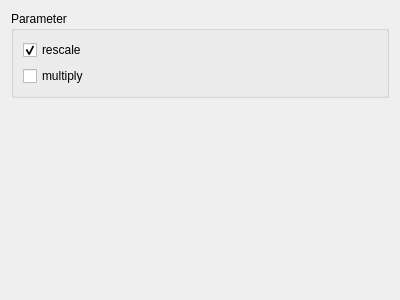
This is source/modules/image_view_control/ImageViewControlWidget.ui in josefkoller/ambient_image_processor as Qt 5 draws it before an edit. The edited form follows.
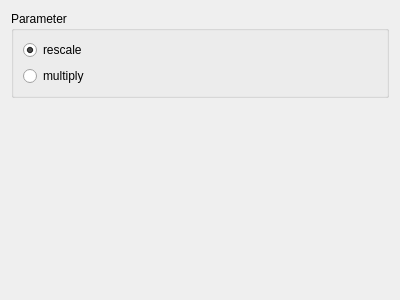
This is the edited form.

Commit message: radio buttons instead of checkboxes

```diff
--- a/source/modules/image_view_control/ImageViewControlWidget.ui
+++ b/source/modules/image_view_control/ImageViewControlWidget.ui
@@ -21,7 +21,7 @@
      </property>
      <layout class="QVBoxLayout" name="verticalLayout">
       <item>
-       <widget class="QCheckBox" name="do_rescale_checkbox">
+       <widget class="QRadioButton" name="do_rescale_checkbox">
         <property name="text">
          <string>rescale</string>
         </property>
@@ -31,7 +31,7 @@
        </widget>
       </item>
       <item>
-       <widget class="QCheckBox" name="do_multiply_checkbox">
+       <widget class="QRadioButton" name="do_multiply_checkbox">
         <property name="text">
          <string>multiply</string>
         </property>
```
